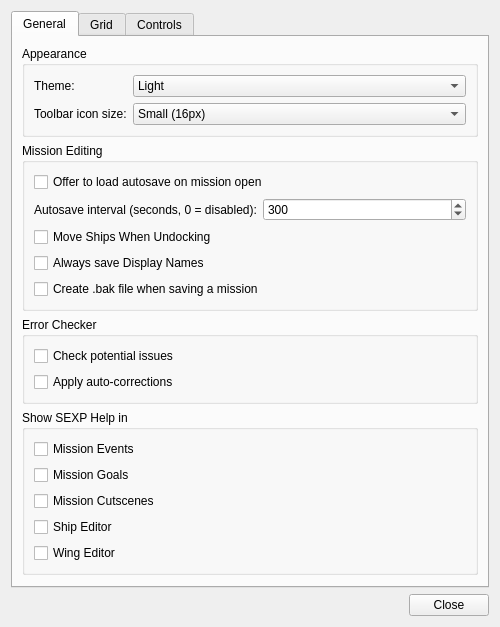
This is qtfred/ui/PreferencesDialog.ui in scp-fs2open/fs2open.github.com as Qt 5 draws it before an edit. The edited form follows.
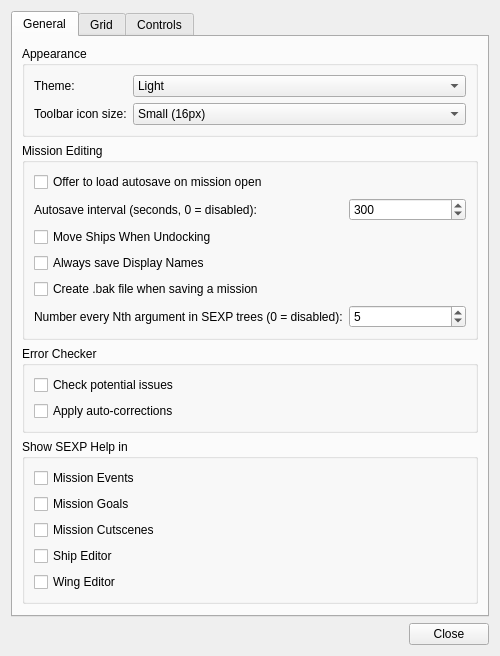
This is the edited form.

Commit message: Better sexp tree icons for qtfred

What changed in the file:
```diff
--- a/qtfred/ui/PreferencesDialog.ui
+++ b/qtfred/ui/PreferencesDialog.ui
@@ -137,6 +137,29 @@
             </property>
            </widget>
           </item>
+          <item row="5" column="0">
+           <widget class="QLabel" name="sexpNumberEveryNLabel">
+            <property name="text">
+             <string>Number every Nth argument in SEXP trees (0 = disabled):</string>
+            </property>
+           </widget>
+          </item>
+          <item row="5" column="1">
+           <widget class="QSpinBox" name="sexpNumberEveryN">
+            <property name="minimum">
+             <number>0</number>
+            </property>
+            <property name="maximum">
+             <number>999</number>
+            </property>
+            <property name="singleStep">
+             <number>1</number>
+            </property>
+            <property name="value">
+             <number>5</number>
+            </property>
+           </widget>
+          </item>
          </layout>
         </widget>
        </item>
```
The commit also changes 71 other files.
